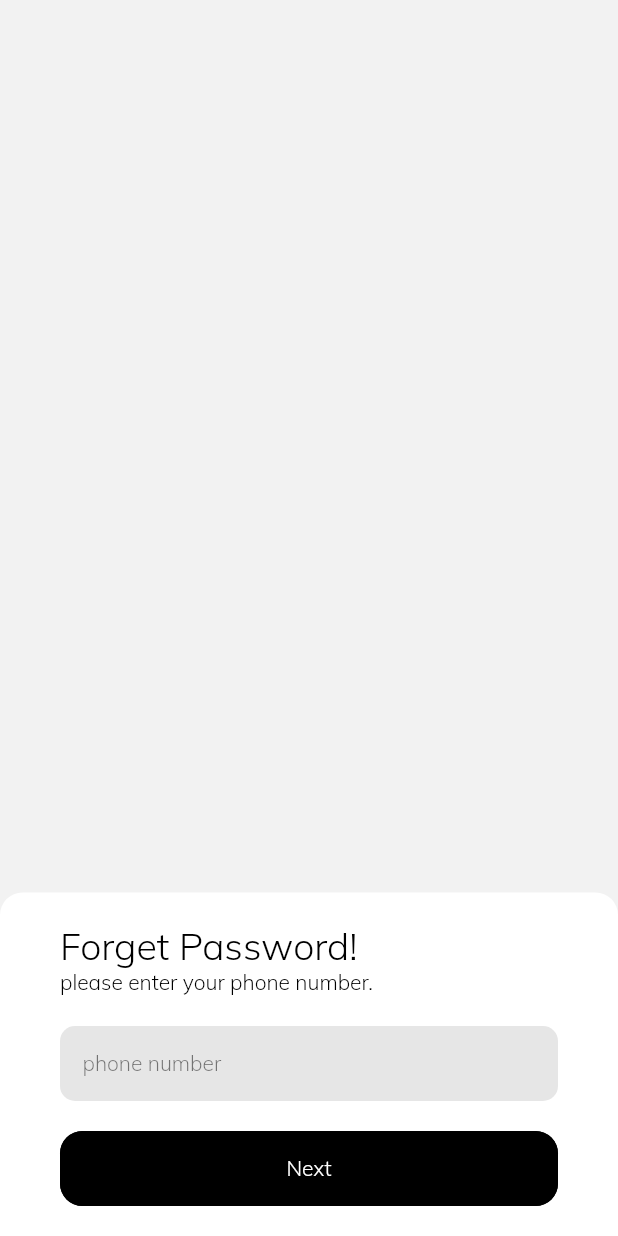
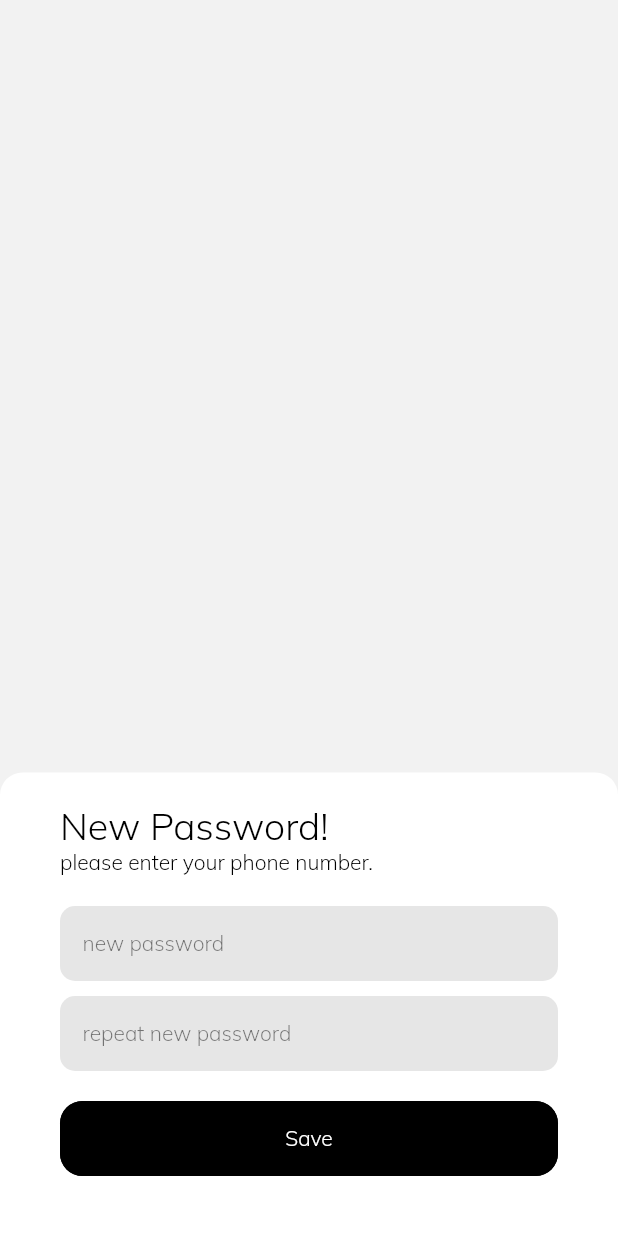
Before and after one commit to aliazimoshan/dongi, a Flutter app: the screen it shows after launch, on a phone screen of 412 x 824 dp. Run offline on Flutter 3.47's test engine with Material 2 defaults, Android fonts, the phone set to English and light mode, and no system bars; our stand-ins replace flutter_svg, hooks_riverpod.

Commit message:
complete wireframe UI new password page

```diff
--- a/lib/app/sign_in/sign_in_page.dart
+++ b/lib/app/register/new_password/new_password_page.dart
@@ -1,11 +1,11 @@
 import 'package:flutter/material.dart';
 import 'package:hooks_riverpod/hooks_riverpod.dart';
 
-import '../../constants/color_config.dart';
-import './sign_in_widget.dart';
+import '../../../constants/color_config.dart';
+import './new_password_widget.dart';
 
-class SignInPage extends ConsumerWidget with SignInWidget {
-  const SignInPage({super.key});
+class NewPasswordPage extends ConsumerWidget with NewPasswordWidget {
+  const NewPasswordPage({super.key});
 
   @override
   Widget build(BuildContext context, WidgetRef ref) {
@@ -13,9 +13,7 @@ class SignInPage extends ConsumerWidget with SignInWidget {
       backgroundColor: ColorConfig.background,
       body: Column(
         children: [
-          Expanded(
-            child: Container(),
-          ),
+          Expanded(child: Container()),
           Container(
             padding: const EdgeInsets.fromLTRB(40, 20, 40, 20),
             decoration: BoxDecoration(
@@ -31,7 +29,6 @@ class SignInPage extends ConsumerWidget with SignInWidget {
                 title(),
                 form(),
                 actionButton(),
-                changeActionButton(),
               ],
             ),
           ),
--- /dev/null
+++ b/lib/app/register/new_password/new_password_widget.dart
@@ -0,0 +1,40 @@
+import 'package:flutter/material.dart';
+
+import '../../../constants/content/register/new_password_contents.dart';
+import '../../../constants/font_config.dart';
+import '../../../widgets/button/button.dart';
+import '../../../widgets/text_field/custom_text_field.dart';
+
+class NewPasswordWidget {
+  /// * ----- title
+  title() => Column(
+        crossAxisAlignment: CrossAxisAlignment.start,
+        children: [
+          Text(
+            NewPasswordContents.title,
+            style: FontConfig.h5(),
+          ),
+          Text(
+            NewPasswordContents.subTitle,
+            style: FontConfig.body2(),
+          ),
+          const SizedBox(height: 20),
+        ],
+      );
+
+  /// * ----- form
+  form() => Column(
+        children: [
+          CustomTextField(hintText: 'new password'),
+          const SizedBox(height: 10),
+          CustomTextField(hintText: 'repeat new password'),
+          const SizedBox(height: 20)
+        ],
+      );
+
+  /// * ----- action buttons
+  actionButton() => Padding(
+        padding: const EdgeInsets.only(bottom: 20),
+        child: ButtonWidget(title: 'Save', onPressed: () {}),
+      );
+}
--- a/lib/app/forget_password/forget_password_page.dart
+++ b/lib/app/register/sign_in/sign_in_page.dart
@@ -1,19 +1,21 @@
 import 'package:flutter/material.dart';
 import 'package:hooks_riverpod/hooks_riverpod.dart';
 
-import '../../constants/color_config.dart';
-import '../../widgets/button/button.dart';
-import './forget_password_widget.dart';
+import '../../../constants/color_config.dart';
+import './sign_in_widget.dart';
 
-class ForgetPasswordPage extends ConsumerWidget with ForgetPasswordWidget {
-  const ForgetPasswordPage({super.key});
+class SignInPage extends ConsumerWidget with SignInWidget {
+  const SignInPage({super.key});
 
   @override
   Widget build(BuildContext context, WidgetRef ref) {
     return Scaffold(
+      backgroundColor: ColorConfig.background,
       body: Column(
         children: [
-          Expanded(child: Container()),
+          Expanded(
+            child: Container(),
+          ),
           Container(
             padding: const EdgeInsets.fromLTRB(40, 20, 40, 20),
             decoration: BoxDecoration(
@@ -28,10 +30,8 @@ class ForgetPasswordPage extends ConsumerWidget with ForgetPasswordWidget {
               children: [
                 title(),
                 form(),
-                ButtonWidget(
-                  title: 'Next',
-                  onPressed: () {},
-                )
+                actionButton(),
+                changeActionButton(),
               ],
             ),
           ),
--- a/lib/app/sign_up/sign_up_page.dart
+++ b/lib/app/register/sign_up/sign_up_page.dart
@@ -1,7 +1,7 @@
 import 'package:flutter/material.dart';
 import 'package:hooks_riverpod/hooks_riverpod.dart';
 
-import '../../constants/color_config.dart';
+import '../../../constants/color_config.dart';
 import 'sign_up_widget.dart';
 
 class SignUpPage extends ConsumerWidget with SignUpWidget {
--- /dev/null
+++ b/lib/constants/content/register/new_password_contents.dart
@@ -0,0 +1,4 @@
+class NewPasswordContents {
+  static String title = 'New Password!';
+  static String subTitle = 'please enter your phone number.';
+}
--- a/lib/main.dart
+++ b/lib/main.dart
@@ -1,8 +1,8 @@
-import 'package:dongi/app/forget_password/forget_password_page.dart';
-import 'package:dongi/app/sign_in/sign_in_page.dart';
-import 'package:dongi/constants/color_config.dart';
 import 'package:flutter/material.dart';
 import 'package:hooks_riverpod/hooks_riverpod.dart';
+
+import './constants/color_config.dart';
+import 'app/register/new_password/new_password_page.dart';
 
 void main() {
   //WidgetsFlutterBinding.ensureInitialized();
@@ -25,7 +25,7 @@ class MyApp extends ConsumerWidget {
         scaffoldBackgroundColor: ColorConfig.background,
       ),
       debugShowCheckedModeBanner: false,
-      home: const ForgetPasswordPage(),
+      home: const NewPasswordPage(),
     );
   }
 }
```
Also changed, not shown: lib/app/register/forget_password/forget_password_page.dart (added, +39 -0 lines), lib/app/register/forget_password/forget_password_widget.dart (renamed from lib/app/forget_password/forget_password_widget.dart, +11 -3 lines), lib/app/register/sign_in/sign_in_widget.dart (renamed from lib/app/sign_in/sign_in_widget.dart, +5 -5 lines), lib/app/register/sign_up/sign_up_widget.dart (renamed from lib/app/sign_up/sign_up_widget.dart, +5 -5 lines), lib/app/register/forget_password/forget_password_view_model.dart (added), lib/app/register/new_password/new_password_view_model.dart (added), lib/app/register/sign_in/sign_in_view_model.dart (added), lib/app/register/sign_up/sign_up_view_model.dart (added), lib/constants/content/register/forget_password_contents.dart (renamed from lib/constants/content/forget_password_contents.dart), lib/constants/content/register/sign_in_contents.dart (renamed from lib/constants/content/sign_in_contents.dart), lib/constants/content/register/sign_up_contents.dart (renamed from lib/constants/content/sign_up_contents.dart).
